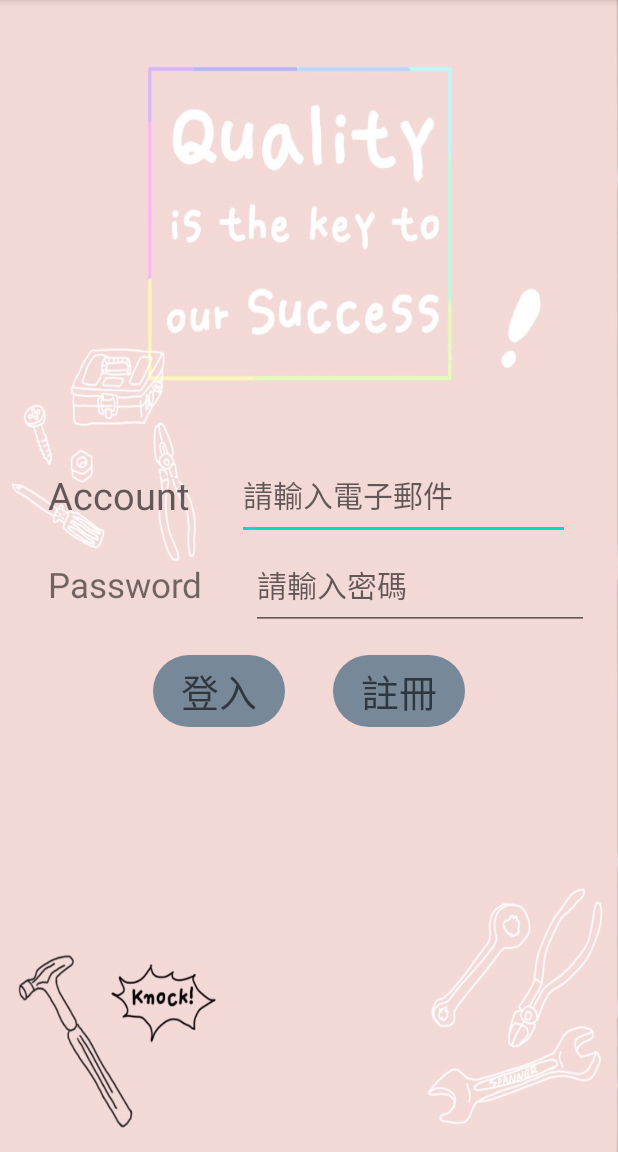
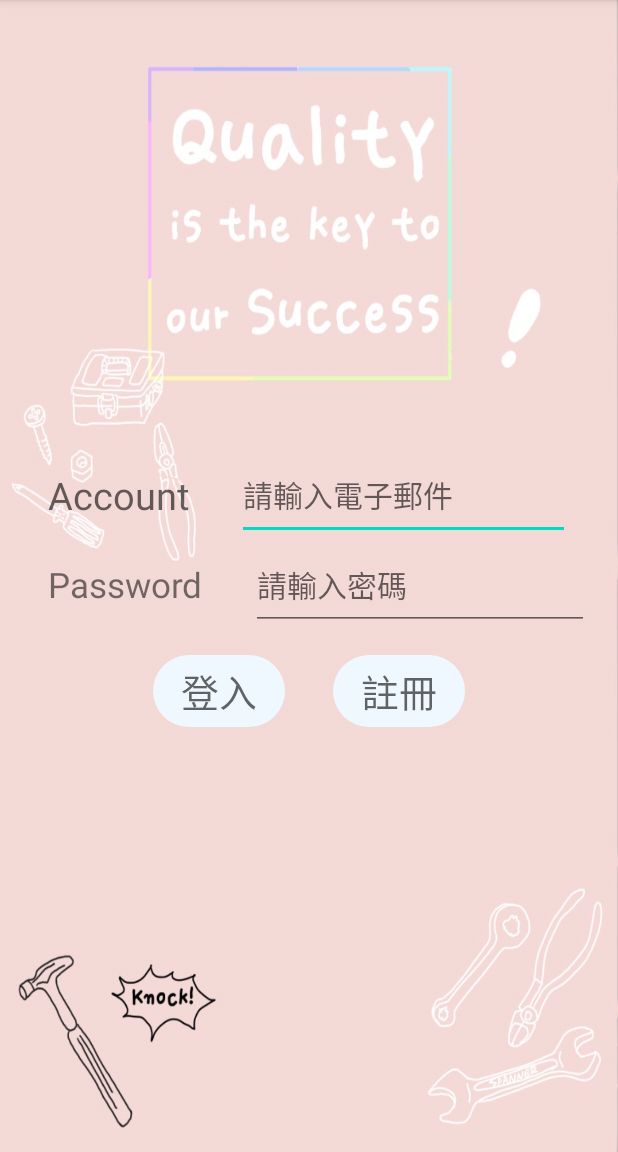
Before and after one commit to b07902011/oopProject, an Android app: the screen it shows after launch (MainActivity), on a phone screen of 412 x 824 dp, the part 84-1236 px from its top. Run offline under Robolectric (Android 15) with nearby library versions, the phone set to English and light mode, and no system bars; our stand-ins replace Firebase (no records; nobody signed in at launch, a user with empty details on screens opened directly).

Commit message:
add round_button

```diff
--- a/app/src/main/res/drawable/bg_round_button.xml
+++ b/app/src/main/res/drawable/bg_round_button.xml
@@ -1,5 +1,5 @@
 <?xml version="1.0" encoding="utf-8"?>
 <shape xmlns:android="http://schemas.android.com/apk/res/android">
     <corners android:radius="40dp" />
-    <solid android:color="#778899" />
+    <solid android:color="#F0F8FF" />
 </shape>
```
